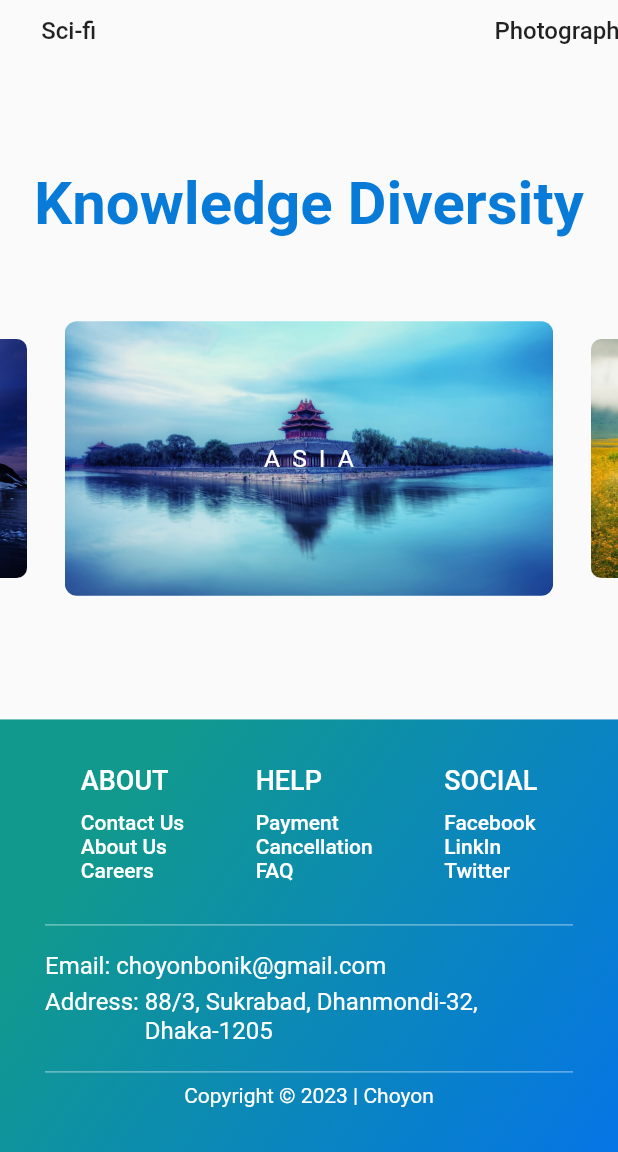
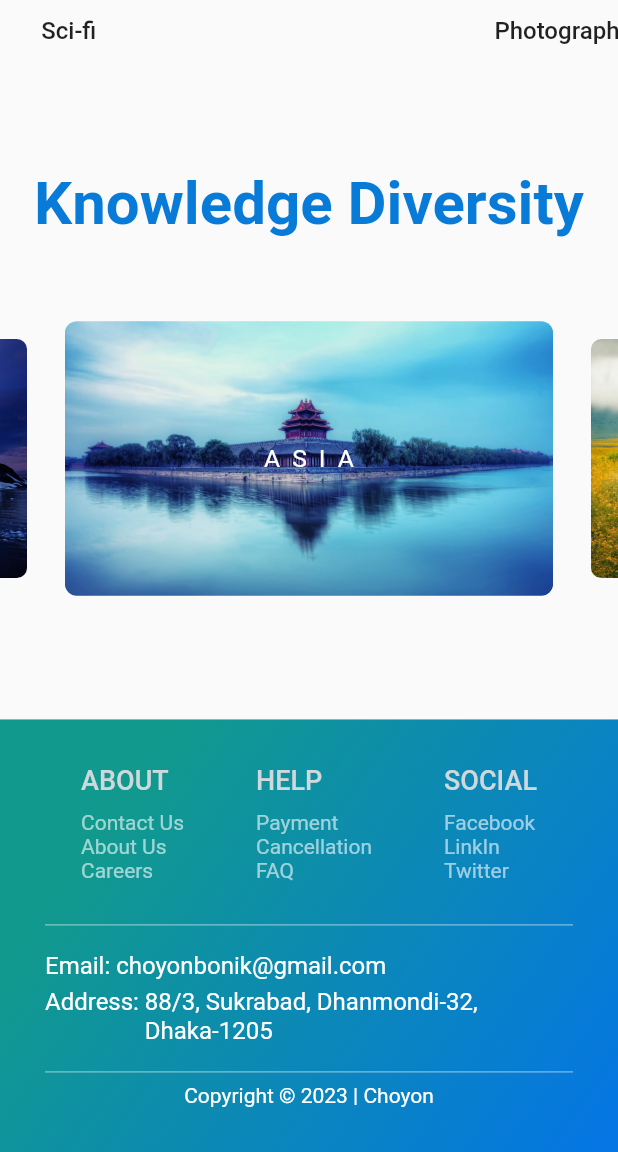
Before and after one commit to ChoyonBonik/web_ui, a Flutter app: the screen it shows after launch, scrolled down 1090 dp, on a phone screen of 412 x 824 dp, the part 84-1236 px from its top. Run offline on Flutter 3.47's test engine with Material 2 defaults, Android fonts, the phone set to English and light mode, and no system bars; drawn by our look-alikes of carousel_slider; Roboto replaces fonts that are missing (Electrolize, Montserrat, Raleway).

Commit message:
bottom bar column widget

```diff
--- a/lib/widgets/bottom_bar_column.dart
+++ b/lib/widgets/bottom_bar_column.dart
@@ -23,7 +23,7 @@ class BottomBarColumn extends StatelessWidget {
           Text(
             heading,
             style: TextStyle(
-              color: Colors.white,
+              color: Colors.blueGrey[100],
               fontSize: 18,
               fontWeight: FontWeight.w500,
             ),
@@ -34,25 +34,22 @@ class BottomBarColumn extends StatelessWidget {
           Text(
             s1,
             style: TextStyle(
-              color: Colors.white,
+              color: Colors.white60,
               fontSize: 14,
-              fontWeight: FontWeight.w500,
             ),
           ),
           Text(
             s2,
             style: TextStyle(
-              color: Colors.white,
+              color: Colors.white60,
               fontSize: 14,
-              fontWeight: FontWeight.w500,
             ),
           ),
           Text(
             s3,
             style: TextStyle(
-              color: Colors.white,
+              color: Colors.white60,
               fontSize: 14,
-              fontWeight: FontWeight.w500,
             ),
           ),
         ],
```
